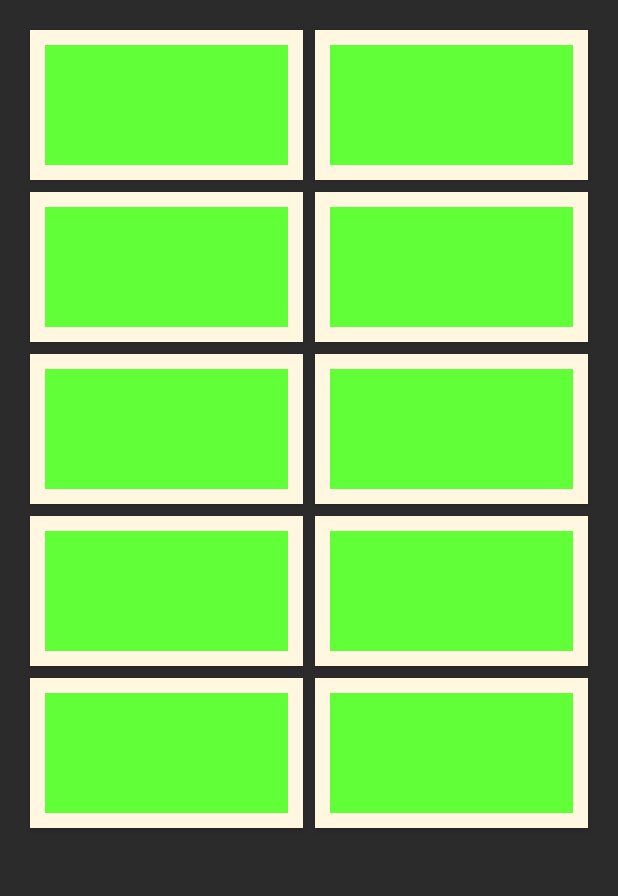
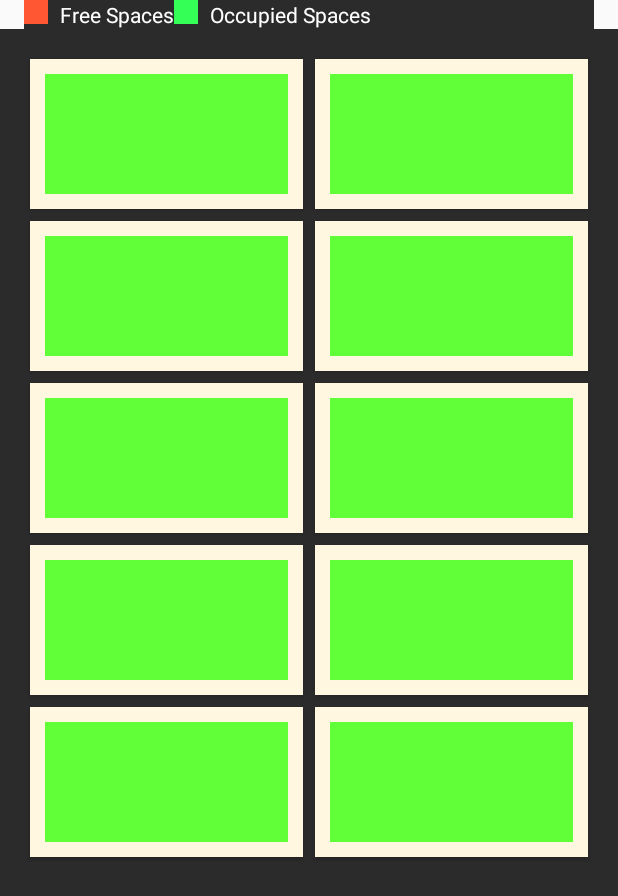
Before and after one commit to cshubha216/Parking_with_NAN, an Android app: the layout parking_user_view.xml on its own in the app's theme, with its tools: preview values and no code run, on a phone screen of 412 x 824 dp. Shown: the top 896 px of the screen. Run offline under Robolectric (Android 15) with nearby library versions, the phone set to English and light mode, and no system bars.

```diff
--- a/app/src/main/res/layout/parking_user_view.xml
+++ b/app/src/main/res/layout/parking_user_view.xml
@@ -1,21 +1,66 @@
 <?xml version="1.0" encoding="utf-8"?>
 <androidx.constraintlayout.widget.ConstraintLayout xmlns:android="http://schemas.android.com/apk/res/android"
     xmlns:tools="http://schemas.android.com/tools"
+    xmlns:app="http://schemas.android.com/apk/res-auto"
     android:layout_width="match_parent"
     android:layout_height="match_parent"
+    >
 
-    >
+    <LinearLayout
+        android:id="@+id/legendLayout"
+        android:layout_width="match_parent"
+        android:layout_height="wrap_content"
+        android:orientation="horizontal"
+        android:layout_marginTop="16dp"
+        android:layout_marginStart="16dp"
+        android:layout_marginEnd="16dp"
+        android:background="#2b2b2b">
+
+        <!-- Color Indicator 1 -->
+        <View
+            android:layout_width="16dp"
+            android:layout_height="16dp"
+            android:background="#FF5733" /> <!-- Change to your desired color -->
+
+        <!-- Legend Text for Indicator 1 -->
+        <TextView
+            android:layout_width="wrap_content"
+            android:layout_height="wrap_content"
+            android:text="Free Spaces"
+            android:layout_gravity="center_vertical"
+            android:layout_marginStart="8dp"
+            android:textColor="#FFFFFF"/>
+
+        <!-- Color Indicator 2 -->
+        <View
+            android:layout_width="16dp"
+            android:layout_height="16dp"
+            android:background="#33FF57" /> <!-- Change to your desired color -->
+
+        <!-- Legend Text for Indicator 2 -->
+        <TextView
+            android:layout_width="wrap_content"
+            android:layout_height="wrap_content"
+            android:text="Occupied Spaces"
+            android:layout_gravity="center_vertical"
+            android:layout_marginStart="8dp"
+            android:textColor="#FFFFFF"/>
+    </LinearLayout>
+
     <GridLayout
         xmlns:android="http://schemas.android.com/apk/res/android"
-        android:layout_width="match_parent"
-        android:layout_height="match_parent"
+        android:layout_width="0dp"
+        android:layout_height="0dp"
         android:columnCount="2"
         android:rowCount="5"
         android:padding="16dp"
         android:background="#2b2b2b"
+        android:layout_gravity="center"
+        app:layout_constraintTop_toBottomOf="@+id/legendLayout"
+        app:layout_constraintStart_toStartOf="parent"
+        app:layout_constraintEnd_toEndOf="parent"
+        app:layout_constraintBottom_toBottomOf="parent" >
 
-
-        android:layout_gravity="center">
         <Button
             android:layout_width="0dp"
             style="@style/ButtonStyle"
@@ -111,6 +156,6 @@
             android:paddingRight="4dp"
             android:id="@+id/button9"
             android:background="@drawable/parking_button_free"/>
-    </GridLayout>>
+    </GridLayout>
 
 </androidx.constraintlayout.widget.ConstraintLayout>
```
